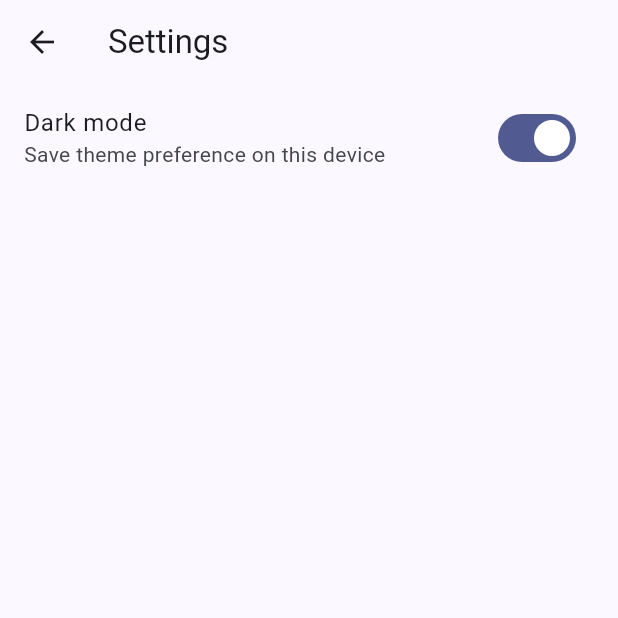
After one commit to Chrisperriello/ArbiTrac, a Flutter app: the SettingsScreen screen opened directly, after a tap on "Dark mode", on a phone screen of 412 x 824 dp, the top half of it. The commit adds this screen. Run offline on Flutter 3.47's test engine with Material 3 defaults, Android fonts, the phone set to English and light mode, and no system bars; our stand-ins replace cloud_firestore, decimal, firebase_auth, firebase_core, flutter_dotenv, flutter_riverpod and 3 more; missing offline and left inert: rational; accounts and stored records are empty; generated files the repository leaves out were written again; network calls fail.

Commit message:
Added the settings
Added the ability to go into setting and enable dark mode

```diff
--- a/lib/screens/dashboard_screen.dart
+++ b/lib/screens/dashboard_screen.dart
@@ -9,6 +9,7 @@ import '../providers/providers.dart';
 import '../services/services.dart';
 import '../widgets/widgets.dart';
 import 'main_screen.dart';
+import 'settings_screen.dart';
 import 'sports_event_detail_screen.dart';
 
 //Dashboard Screen
@@ -52,12 +53,8 @@ class _DashboardScreenState extends ConsumerState<DashboardScreen> {
           tooltip: 'Account',
           onSelected: (value) async {
             if (value == 'settings') {
-              //App bar popup depeneding on the input this is settings
-              ScaffoldMessenger.of(context).showSnackBar(
-                const SnackBar(
-                  content: Text('Settings screen comes in a later step.'),
-                ),
-              );
+              Navigator.of(context).pushNamed(SettingsScreen.routeName);
+              return;
             }
             if (value == 'signout') {
               final authService = ref.read(authServiceProvider);
--- a/lib/screens/screens.dart
+++ b/lib/screens/screens.dart
@@ -5,3 +5,4 @@ export 'sign_up_screen.dart';
 export 'sports_event_detail_screen.dart';
 export 'username_screen.dart';
 export 'auth_gate.dart';
+export 'settings_screen.dart';
--- /dev/null
+++ b/lib/screens/settings_screen.dart
@@ -0,0 +1,35 @@
+import 'package:flutter/material.dart';
+import 'package:flutter_riverpod/flutter_riverpod.dart';
+
+import '../providers/providers.dart';
+
+class SettingsScreen extends ConsumerWidget {
+  const SettingsScreen({super.key});
+
+  static const String routeName = '/settings';
+
+  @override
+  Widget build(BuildContext context, WidgetRef ref) {
+    final isDarkModeAsync = ref.watch(appThemeModeProvider);
+
+    return Scaffold(
+      appBar: AppBar(title: const Text('Settings')),
+      body: ListView(
+        children: [
+          SwitchListTile(
+            title: const Text('Dark mode'),
+            subtitle: const Text('Save theme preference on this device'),
+            value: isDarkModeAsync.asData?.value ?? false,
+            onChanged: isDarkModeAsync.isLoading
+                ? null
+                : (enabled) async {
+                    await ref
+                        .read(appThemeModeProvider.notifier)
+                        .setDarkMode(enabled);
+                  },
+          ),
+        ],
+      ),
+    );
+  }
+}
```
